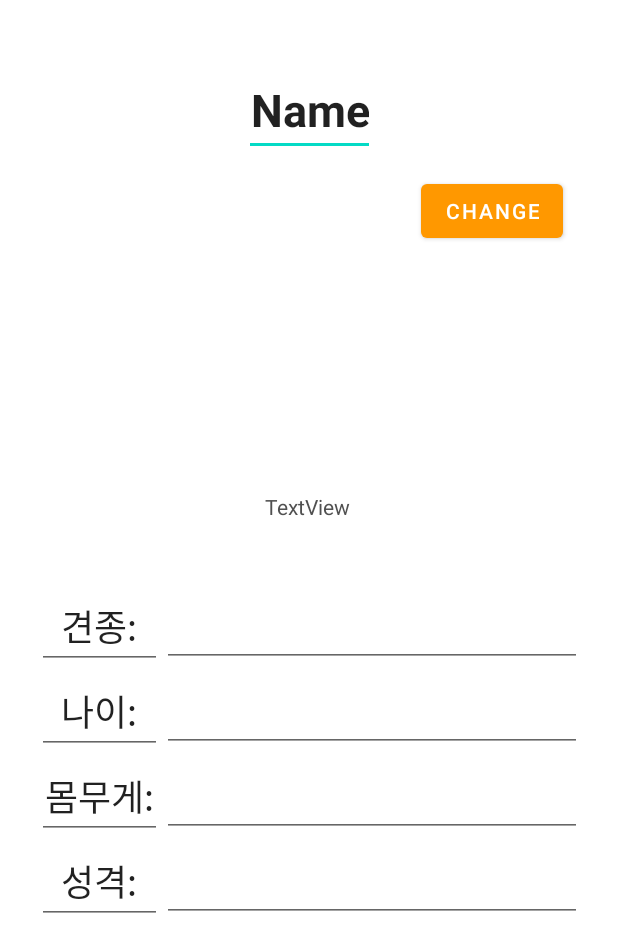
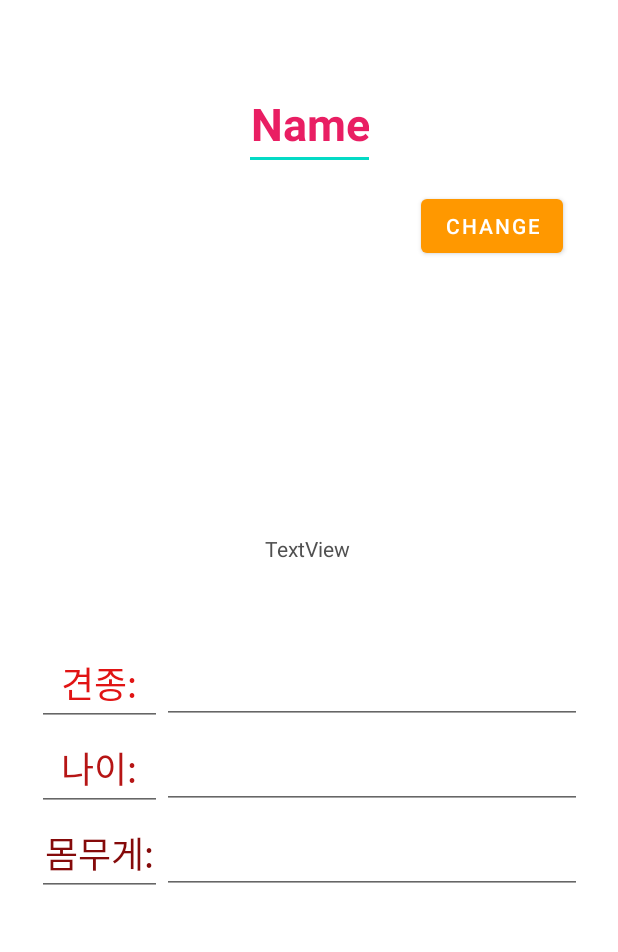
Before and after one commit to koeshin/Dogting3, an Android app: the layout fragment_profile.xml on its own in the app's theme, with its tools: preview values and no code run, on a phone screen of 412 x 824 dp. Shown: the top 952 px of the screen. Run offline under Robolectric (Android 15) with nearby library versions, the phone set to English and light mode, and no system bars.

Commit message:
프로필에 견종,나이, 몸무게 데이터 받아서 표시

```diff
--- a/app/src/main/java/com/example/testfire/ProfileFragment.kt
+++ b/app/src/main/java/com/example/testfire/ProfileFragment.kt
@@ -8,10 +8,7 @@ import android.util.Log
 import android.view.LayoutInflater
 import android.view.View
 import android.view.ViewGroup
-import android.widget.Button
-import android.widget.ImageView
-import android.widget.TextView
-import android.widget.Toast
+import android.widget.*
 import androidx.activity.result.contract.ActivityResultContracts
 import androidx.appcompat.app.AppCompatActivity
 import androidx.fragment.app.Fragment
@@ -43,7 +40,9 @@ class ProfileFragment : Fragment() {
     }
 
     private lateinit var profileImageView: ImageView
-
+    private lateinit var dogClassEditText: EditText
+    private lateinit var dogAgeEditText: EditText
+    private lateinit var dogWeightEditText: EditText
     private val getContent = registerForActivityResult(ActivityResultContracts.StartActivityForResult()) { result ->
         if (result.resultCode == AppCompatActivity.RESULT_OK) {
             imageUri = result.data?.data //이미지 경로 원본
@@ -77,6 +76,9 @@ class ProfileFragment : Fragment() {
         val email = view.findViewById<TextView>(R.id.profile_textview_email)
         val name = view.findViewById<TextView>(R.id.profile_textview_name)
         val button = view.findViewById<Button>(R.id.profile_button)
+        dogClassEditText = view.findViewById(R.id.dogclass)
+        dogAgeEditText = view.findViewById(R.id.dogage)
+        dogWeightEditText = view.findViewById(R.id.dogweight)
 
         //프로필 구현
         fireDatabase.child("users").child(uid).addListenerForSingleValueEvent(object : ValueEventListener {
@@ -90,6 +92,9 @@ class ProfileFragment : Fragment() {
                     .into(profileImageView)
                 email?.text = userProfile?.email
                 name?.text = userProfile?.name
+                dogClassEditText.setText(userProfile?.dog?.dclass) // 견종 설정
+                dogAgeEditText.setText(userProfile?.dog?.dage) // 나이 설정
+                dogWeightEditText.setText(userProfile?.dog?.dweight) // 몸무게 설정
             }
         })
 
--- a/app/src/main/res/layout/fragment_profile.xml
+++ b/app/src/main/res/layout/fragment_profile.xml
@@ -39,6 +39,7 @@
         android:gravity="center"
         android:inputType="textPersonName"
         android:text="Name"
+        android:textColor="#E91E63"
         android:textSize="30sp"
         android:textStyle="bold"
         app:layout_constraintBottom_toTopOf="@+id/profile_imageview"
@@ -85,6 +86,7 @@
                 android:gravity="center"
                 android:inputType="textPersonName"
                 android:text="견종:"
+                android:textColor="#E11414"
                 android:textSize="24sp" />
 
             <EditText
@@ -95,6 +97,7 @@
                 android:ems="10"
                 android:gravity="center"
                 android:inputType="textPersonName"
+                android:textColor="#D51818"
                 android:textSize="24sp" />
 
         </LinearLayout>
@@ -114,6 +117,7 @@
                 android:gravity="center"
                 android:inputType="textPersonName"
                 android:text="나이:"
+                android:textColor="#B61515"
                 android:textSize="24sp" />
 
             <EditText
@@ -124,6 +128,7 @@
                 android:ems="10"
                 android:gravity="center"
                 android:inputType="textPersonName"
+                android:textColor="#780F0F"
                 android:textSize="24sp" />
 
         </LinearLayout>
@@ -143,6 +148,7 @@
                 android:gravity="center"
                 android:inputType="textPersonName"
                 android:text="몸무게:"
+                android:textColor="#850A0A"
                 android:textSize="24sp" />
 
             <EditText
@@ -153,35 +159,7 @@
                 android:ems="10"
                 android:gravity="center"
                 android:inputType="textPersonName"
-                android:textSize="24sp" />
-
-        </LinearLayout>
-
-        <LinearLayout
-            android:layout_width="match_parent"
-            android:layout_height="match_parent"
-            android:layout_gravity="center"
-            android:orientation="horizontal">
-
-            <EditText
-                android:id="@+id/editTextTextPersonName5"
-                android:layout_width="83dp"
-                android:layout_height="wrap_content"
-                android:layout_weight="50"
-                android:ems="10"
-                android:gravity="center"
-                android:inputType="textPersonName"
-                android:text="성격:"
-                android:textSize="24sp" />
-
-            <EditText
-                android:id="@+id/dogcharacter"
-                android:layout_width="wrap_content"
-                android:layout_height="wrap_content"
-                android:layout_weight="50"
-                android:ems="10"
-                android:gravity="center"
-                android:inputType="textPersonName"
+                android:textColor="#781515"
                 android:textSize="24sp" />
 
         </LinearLayout>
```
